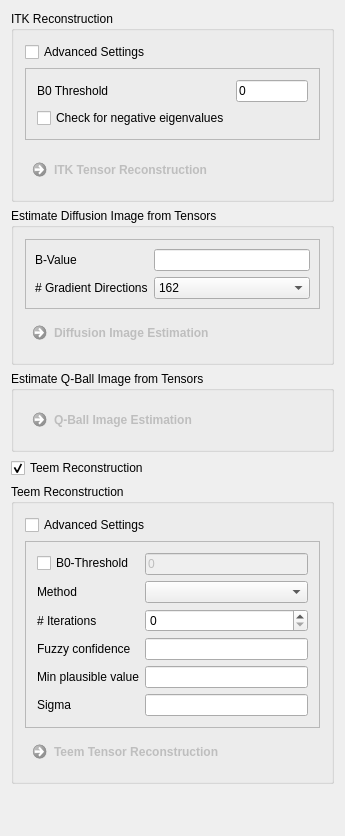
This is Modules/Bundles/org.mitk.gui.qt.diffusionimaging/src/internal/QmitkTensorReconstructionViewControls.ui in MITK/MITK as Qt 5 draws it before an edit. The edited form follows.
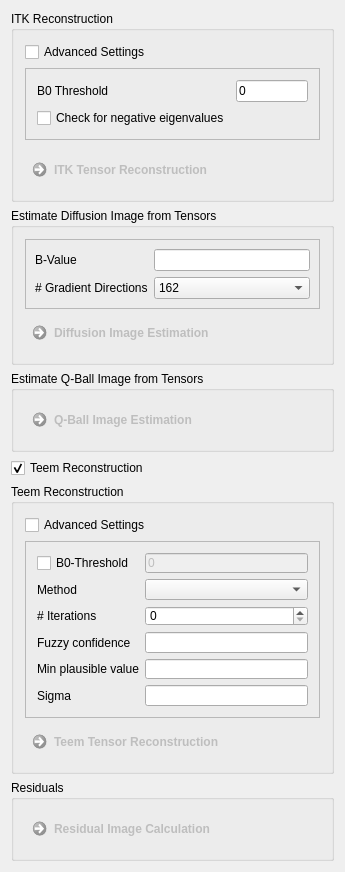
This is the edited form.

Commit message: Added button for residual calculation

```diff
--- a/Modules/Bundles/org.mitk.gui.qt.diffusionimaging/src/internal/QmitkTensorReconstructionViewControls.ui
+++ b/Modules/Bundles/org.mitk.gui.qt.diffusionimaging/src/internal/QmitkTensorReconstructionViewControls.ui
@@ -503,6 +503,34 @@
      </layout>
     </widget>
    </item>
+   <item>
+    <widget class="QGroupBox" name="groupBox_5">
+     <property name="title">
+      <string>Residuals</string>
+     </property>
+     <layout class="QVBoxLayout" name="verticalLayout_6">
+      <item>
+       <widget class="QCommandLinkButton" name="m_ResidualButton">
+        <property name="enabled">
+         <bool>false</bool>
+        </property>
+        <property name="toolTip">
+         <string comment="Calculate ODF value as tensor value in the according direction" extracomment="Calculate ODF value as tensor value in the according direction">Calculate the residual from a dti and a dwi iimage</string>
+        </property>
+        <property name="statusTip">
+         <string/>
+        </property>
+        <property name="whatsThis">
+         <string notr="true"/>
+        </property>
+        <property name="text">
+         <string>Residual Image Calculation</string>
+        </property>
+       </widget>
+      </item>
+     </layout>
+    </widget>
+   </item>
    <item>
     <spacer name="verticalSpacer">
      <property name="orientation">
```
